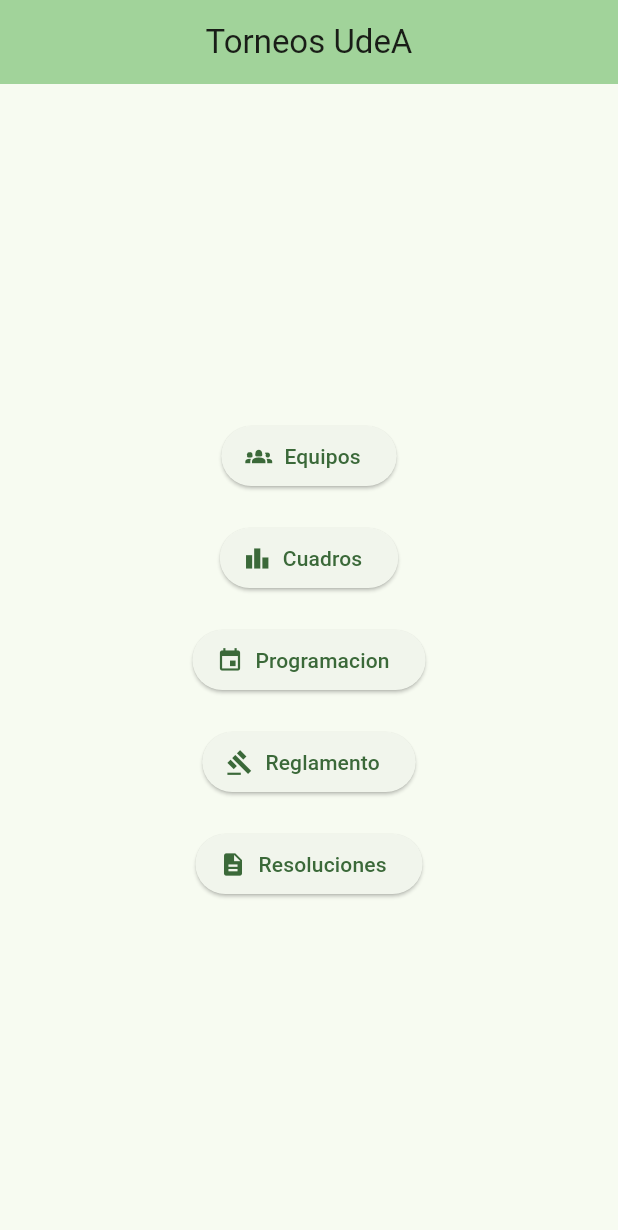
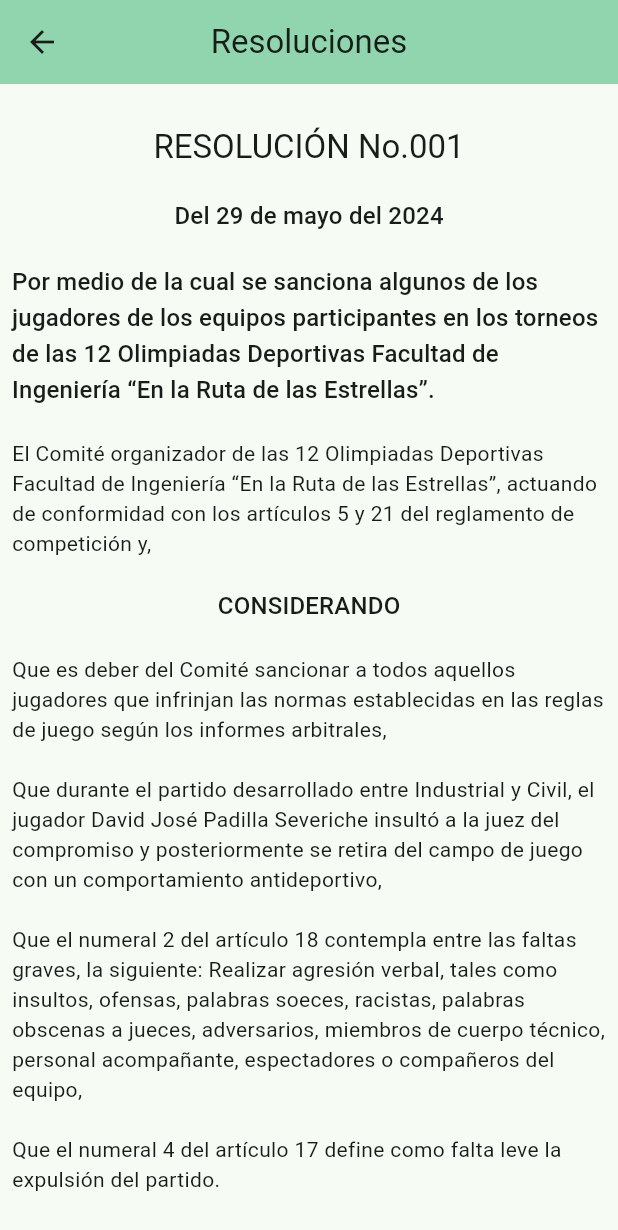
Before and after one commit to sebudea/torneos-udea, a Flutter app: the screen it shows after launch, after a tap on "Resoluciones", on a phone screen of 412 x 824 dp. Shown: the top 1230 px of the screen. Run offline on Flutter 3.47's test engine with Material 3 defaults, Android fonts, the phone set to English and light mode, and no system bars; our stand-ins replace go_router.

Commit message:
reglamento y resoluciones listo

```diff
--- a/lib/constants/app_constants.dart
+++ b/lib/constants/app_constants.dart
@@ -1,4 +1,31 @@
 class AppConstants {
   static const String fullName = "Torneos Universitarios UdeA";
   static const String name = "Torneos UdeA";
+
+  static const String resolucionTitulo = "RESOLUCIÓN No.001";
+  static const String resolucionFecha = "Del 29 de mayo del 2024";
+  static const String resolucionParrafo1 =
+      "Por medio de la cual se sanciona algunos de los jugadores de los equipos participantes en los torneos de las 12 Olimpiadas Deportivas Facultad de Ingeniería “En la Ruta de las Estrellas”.";
+  static const String resolucionParrafo2 =
+      "El Comité organizador de las 12 Olimpiadas Deportivas Facultad de Ingeniería “En la Ruta de las Estrellas”, actuando de conformidad con los artículos 5 y 21 del reglamento de competición y,";
+  static const String resolucionSubtitulo = "CONSIDERANDO";
+  static const String resolucionParrafo3 =
+      "Que es deber del Comité sancionar a todos aquellos jugadores que infrinjan las normas establecidas en las reglas de juego según los informes arbitrales,";
+  static const String resolucionParrafo4 =
+      "Que durante el partido desarrollado entre Industrial y Civil, el jugador David José Padilla Severiche insultó a la juez del compromiso y posteriormente se retira del campo de juego con un comportamiento antideportivo,";
+  static const String resolucionParrafo5 =
+      "Que el numeral 2 del artículo 18 contempla entre las faltas graves, la siguiente: Realizar agresión verbal, tales como insultos, ofensas, palabras soeces, racistas, palabras obscenas a jueces, adversarios, miembros de cuerpo técnico, personal acompañante, espectadores o compañeros del equipo,";
+  static const String resolucionParrafo6 =
+      "Que el numeral 4 del artículo 17 define como falta leve la expulsión del partido.";
+
+  static const String reglamentoArticulo1 =
+      "Artículo 1. Definición: Las Olimpiadas Deportivas “En la Ruta de las Estrellas”, es un evento de la Facultad de Ingeniería de la Universidad de Antioquia que convoca a estudiantes, profesores y empleados, para competir en cinco disciplinas deportivas.";
+  static const String reglamentoArticulo2 =
+      "Artículo 2. Objetivo de las Olimpiadas: Las Olimpiadas Deportivas “En la Ruta de las Estrellas” tiene como propósito vincular a estudiantes, docentes y empleados de la Facultad de Ingeniería alrededor del deporte, la sana competencia, el trabajo en equipo y el aprovechamiento del tiempo para promover la permanencia de la comunidad académica y el disfrute de los espacios institucionales.";
+  static const String reglamentoArticulo3 =
+      "Artículo 3. Criterios de aplicación normativa respecto a las Olimpiadas: La regulación que rige en cada modalidad deportiva se deberá atender según el siguiente orden:";
+  static const String reglamentoNumeral1 =
+      "1. Lo contemplado en este reglamento";
+  static const String reglamentoNumeral2 =
+      "2. La reglamentación nacional e internacional de cada disciplina deportiva";
 }
--- a/lib/main.dart
+++ b/lib/main.dart
@@ -1,23 +1,6 @@
 import 'package:flutter/material.dart';
-import 'package:torneos_udea/constants/app_constants.dart';
-import 'package:torneos_udea/ui/views/menu/menu_view.dart';
+import 'package:torneos_udea/my_app.dart';
 
 void main() {
   runApp(const MyApp());
 }
-
-class MyApp extends StatelessWidget {
-  const MyApp({super.key});
-
-  @override
-  Widget build(BuildContext context) {
-    return MaterialApp(
-      title: AppConstants.name,
-      theme: ThemeData(
-        colorScheme: ColorScheme.fromSeed(seedColor: Colors.green),
-        useMaterial3: true,
-      ),
-      home: const MenuView(),
-    );
-  }
-}
--- /dev/null
+++ b/lib/my_app.dart
@@ -0,0 +1,19 @@
+import 'package:flutter/material.dart';
+import 'package:torneos_udea/constants/app_constants.dart';
+import 'package:torneos_udea/routing/router.dart';
+
+class MyApp extends StatelessWidget {
+  const MyApp({super.key});
+
+  @override
+  Widget build(BuildContext context) {
+    return MaterialApp.router(
+      title: AppConstants.name,
+      theme: ThemeData(
+        colorScheme: ColorScheme.fromSeed(seedColor: Colors.greenAccent),
+        useMaterial3: true,
+      ),
+      routerConfig: router(),
+    );
+  }
+}
--- a/lib/routing/router.dart
+++ b/lib/routing/router.dart
@@ -1,5 +1,7 @@
 import 'package:go_router/go_router.dart';
 import 'package:torneos_udea/ui/views/menu/menu_view.dart';
+import 'package:torneos_udea/ui/views/reglamento/reglamento_view.dart';
+import 'package:torneos_udea/ui/views/resoluciones/resoluciones_view.dart';
 
 GoRouter router() {
   return GoRouter(
@@ -10,6 +12,14 @@ GoRouter router() {
         path: "/",
         builder: (context, state) => const MenuView(),
       ),
+      GoRoute(
+        path: "/reglamento",
+        builder: (context, state) => const ReglamentoView(),
+      ),
+      GoRoute(
+        path: "/resoluciones",
+        builder: (context, state) => const ResolucionesView(),
+      ),
     ],
   );
 }
--- /dev/null
+++ b/lib/ui/views/resoluciones/resoluciones_view.dart
@@ -0,0 +1,48 @@
+import 'package:flutter/material.dart';
+import 'package:torneos_udea/constants/app_constants.dart';
+
+class ResolucionesView extends StatelessWidget {
+  const ResolucionesView({super.key});
+
+  @override
+  Widget build(BuildContext context) {
+    return Scaffold(
+      appBar: AppBar(
+        backgroundColor: Theme.of(context).colorScheme.inversePrimary,
+        title: const Text("Resoluciones"),
+        centerTitle: true,
+      ),
+      body: Center(
+        child: Padding(
+          padding: const EdgeInsets.all(8.0),
+          child: Column(
+            mainAxisAlignment: MainAxisAlignment.spaceEvenly,
+            children: [
+              Text(
+                AppConstants.resolucionTitulo,
+                style: Theme.of(context).textTheme.titleLarge,
+              ),
+              Text(
+                AppConstants.resolucionFecha,
+                style: Theme.of(context).textTheme.titleMedium,
+              ),
+              Text(
+                AppConstants.resolucionParrafo1,
+                style: Theme.of(context).textTheme.titleMedium,
+              ),
+              const Text(AppConstants.resolucionParrafo2),
+              Text(
+                AppConstants.resolucionSubtitulo,
+                style: Theme.of(context).textTheme.titleMedium,
+              ),
+              const Text(AppConstants.resolucionParrafo3),
+              const Text(AppConstants.resolucionParrafo4),
+              const Text(AppConstants.resolucionParrafo5),
+              const Text(AppConstants.resolucionParrafo6),
+            ],
+          ),
+        ),
+      ),
+    );
+  }
+}
```
Also changed, not shown: lib/ui/views/menu/menu_view.dart (+7 -2 lines), lib/ui/views/reglamento/reglamento_view.dart (added, +48 -0 lines), 1 other file.
